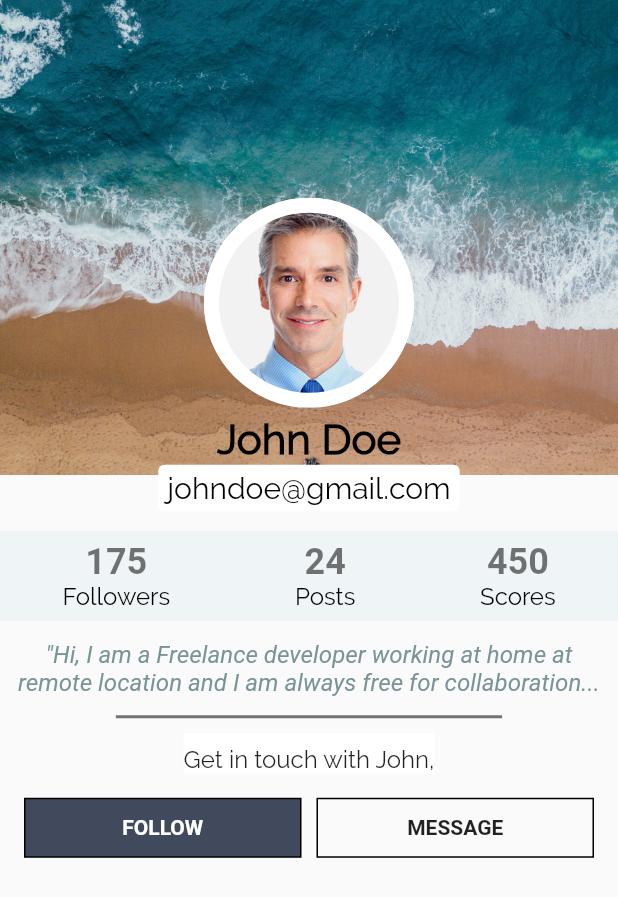
After one commit to ritesh-sharma33/Covid-Coding-Program-batch2, a Flutter app: the ProfilePage screen opened by its route, on a phone screen of 412 x 824 dp. The commit adds this screen. Shown: the top 897 px of the screen. Run offline on Flutter 3.47's test engine with Material 2 defaults, Android fonts, the phone set to English and light mode, and no system bars; our stand-ins replace audioplayers, share; missing offline and left inert: flutter_webview_plugin; network calls fail; Roboto replaces fonts that are missing (Spectral).

Commit message:
Splash page, profile page added and UI revamped

```diff
--- a/instanews/lib/main.dart
+++ b/instanews/lib/main.dart
@@ -1,4 +1,6 @@
 import 'package:flutter/material.dart';
+import 'package:instanews/pages/profile_page.dart';
+import 'package:instanews/pages/splash_page.dart';
 import './pages/home_page.dart';
 
 void main() => runApp(MyApp());
@@ -9,7 +11,10 @@ class MyApp extends StatelessWidget {
     return MaterialApp(
       debugShowCheckedModeBanner: false,
       title: 'InstaNews',
-      home: HomePage(),
+      home: SplashPage(),
+      routes: {
+        '/myprofile': (context) => ProfilePage()
+      },
     );
   }
 }
--- /dev/null
+++ b/instanews/lib/pages/profile_page.dart
@@ -0,0 +1,240 @@
+import 'package:flutter/material.dart';
+
+class ProfilePage extends StatefulWidget {
+  @override
+  _ProfilePageState createState() => _ProfilePageState();
+}
+
+class _ProfilePageState extends State<ProfilePage> {
+  final String _fullName = "John Doe";
+  final String _email = "johndoe@gmail.com";
+  final String _phone = "1234567890";
+  final String _bio =
+      "\"Hi, I am a Freelance developer working at home at remote location and I am always free for collaboration...";
+  final String _followers = "175";
+  final String _posts = "24";
+  final String _scores = "450";
+
+  Widget _buildCoverImage(double deviceHeight) {
+    return Container(
+      height: deviceHeight / 2.6,
+      decoration: BoxDecoration(
+          image: DecorationImage(
+              image: AssetImage("assets/images/beach.jpg"), fit: BoxFit.cover)),
+    );
+  }
+
+  Widget _buildProfileImage() {
+    return Center(
+      child: Container(
+        width: 140.0,
+        height: 140.0,
+        decoration: BoxDecoration(
+            image: DecorationImage(
+                image: AssetImage("assets/images/profile_pic.jpg"),
+                fit: BoxFit.cover),
+            borderRadius: BorderRadius.circular(80.0),
+            border: Border.all(color: Colors.white, width: 10.0)),
+      ),
+    );
+  }
+
+  Widget _buildFullName() {
+    TextStyle _nameTextStyle = TextStyle(
+        fontFamily: 'Raleway',
+        color: Colors.black,
+        fontSize: 28.0,
+        fontWeight: FontWeight.w700);
+
+    return Text(
+      _fullName,
+      style: _nameTextStyle,
+    );
+  }
+
+  Widget _buildEmail(BuildContext context) {
+    return Container(
+      padding: EdgeInsets.symmetric(vertical: 4.0, horizontal: 6.0),
+      decoration: BoxDecoration(
+          color: Colors.white, borderRadius: BorderRadius.circular(4.0)),
+      child: Text(
+        _email,
+        style: TextStyle(
+            fontFamily: 'Raleway',
+            color: Colors.black,
+            fontSize: 20.0,
+            fontWeight: FontWeight.w300),
+      ),
+    );
+  }
+
+  Widget _buildStatItem(String label, String count) {
+    TextStyle _statLabelTextStyle = TextStyle(
+        fontFamily: 'Raleway',
+        color: Colors.black,
+        fontSize: 16.0,
+        fontWeight: FontWeight.w200);
+
+    TextStyle _statCountTextStyle = TextStyle(
+        color: Colors.black54, fontSize: 24.0, fontWeight: FontWeight.bold);
+
+    return Column(
+      mainAxisAlignment: MainAxisAlignment.center,
+      children: <Widget>[
+        Text(
+          count,
+          style: _statCountTextStyle,
+        ),
+        Text(
+          label,
+          style: _statLabelTextStyle,
+        )
+      ],
+    );
+  }
+
+  Widget _buildStatContainer() {
+    return Container(
+      height: 60.0,
+      margin: EdgeInsets.only(top: 8.0),
+      decoration: BoxDecoration(color: Color(0xFFEFF4F7)),
+      child: Row(
+        mainAxisAlignment: MainAxisAlignment.spaceAround,
+        children: <Widget>[
+          _buildStatItem("Followers", _followers),
+          _buildStatItem("Posts", _posts),
+          _buildStatItem("Scores", _scores),
+        ],
+      ),
+    );
+  }
+
+  Widget _buildBio(BuildContext context) {
+    TextStyle bioTextStyle = TextStyle(
+      fontFamily: 'Spectral',
+      fontWeight: FontWeight.w400, //try changing weight to w500 if not thin
+      fontStyle: FontStyle.italic,
+      color: Color(0xFF799497),
+      fontSize: 16.0,
+    );
+
+    return Container(
+      color: Theme.of(context).scaffoldBackgroundColor,
+      padding: EdgeInsets.all(8.0),
+      child: Text(
+        _bio,
+        textAlign: TextAlign.center,
+        style: bioTextStyle,
+      ),
+    );
+  }
+
+  Widget _buildSeparator(double deviceWidth) {
+    return Container(
+      width: deviceWidth / 1.6,
+      height: 2.0,
+      color: Colors.black54,
+      margin: EdgeInsets.only(top: 4.0),
+    );
+  }
+
+  Widget _buildGetInTouch(BuildContext context) {
+    return Container(
+      color: Colors.white,
+      padding: EdgeInsets.only(top: 8.0),
+      child: Text("Get in touch with ${_fullName.split(" ")[0]},",
+          style: TextStyle(
+            fontFamily: 'Raleway',
+            fontSize: 16.0,
+          )),
+    );
+  }
+
+  Widget _buildButtons() {
+    return Padding(
+      padding: EdgeInsets.symmetric(vertical: 8.0, horizontal: 16.0),
+      child: Row(
+        children: <Widget>[
+          Expanded(
+            child: InkWell(
+              onTap: () => print("followed"),
+              child: Container(
+                height: 40.0,
+                decoration: BoxDecoration(
+                  border: Border.all(),
+                  color: Color(0xFF404A5C),
+                ),
+                child: Center(
+                  child: Text(
+                    "FOLLOW",
+                    style: TextStyle(
+                      color: Colors.white,
+                      fontWeight: FontWeight.w600,
+                    ),
+                  ),
+                ),
+              ),
+            ),
+          ),
+          SizedBox(width: 10.0),
+          Expanded(
+            child: InkWell(
+              onTap: () => print("Message"),
+              child: Container(
+                height: 40.0,
+                decoration: BoxDecoration(
+                  border: Border.all(),
+                ),
+                child: Center(
+                  child: Padding(
+                    padding: EdgeInsets.all(10.0),
+                    child: Text(
+                      "MESSAGE",
+                      style: TextStyle(fontWeight: FontWeight.w600),
+                    ),
+                  ),
+                ),
+              ),
+            ),
+          ),
+        ],
+      ),
+    );
+  }
+
+  @override
+  Widget build(BuildContext context) {
+    final deviceHeight = MediaQuery.of(context).size.height;
+    final deviceWidth = MediaQuery.of(context).size.width;
+
+    return Scaffold(
+      body: Stack(
+        children: <Widget>[
+          _buildCoverImage(deviceHeight),
+          SafeArea(
+            child: SingleChildScrollView(
+              child: Column(
+                children: <Widget>[
+                  SizedBox(height: deviceHeight / 6.25,),
+                  _buildProfileImage(),
+                  SizedBox(height: 5,),
+                  _buildFullName(),
+                  _buildEmail(context),
+                  SizedBox(height: 5.0,),
+                  _buildStatContainer(),
+                  SizedBox(height: 5.0,),
+                  _buildBio(context),
+                  _buildSeparator(deviceWidth),
+                  SizedBox(height: 10.0,),
+                  _buildGetInTouch(context),
+                  SizedBox(height: 8.0),
+                  _buildButtons()
+                ],
+              ),
+            ),
+          )
+        ],
+      ),
+    );
+  }
+}
--- a/instanews/pubspec.yaml
+++ b/instanews/pubspec.yaml
@@ -48,6 +48,9 @@ flutter:
    - assets/images/setup.jpg
    - assets/images/beach.jpg
    - assets/images/profile.png
+   - assets/images/profile_pic.jpg
+   - assets/images/news.gif
+
   #  - images/a_dot_ham.jpeg
 
   # An image asset can refer to one or more resolution-specific "variants", see
```
Also changed, not shown: instanews/lib/pages/home_page.dart (+7 -1 lines), instanews/lib/pages/sources_page.dart (added, +20 -0 lines), instanews/lib/pages/splash_page.dart (added, +80 -0 lines), instanews/lib/widgets/drawer_widget.dart (+12 -9 lines), instanews/assets/images/news.gif (added), instanews/assets/images/profile_pic.jpg (added).
